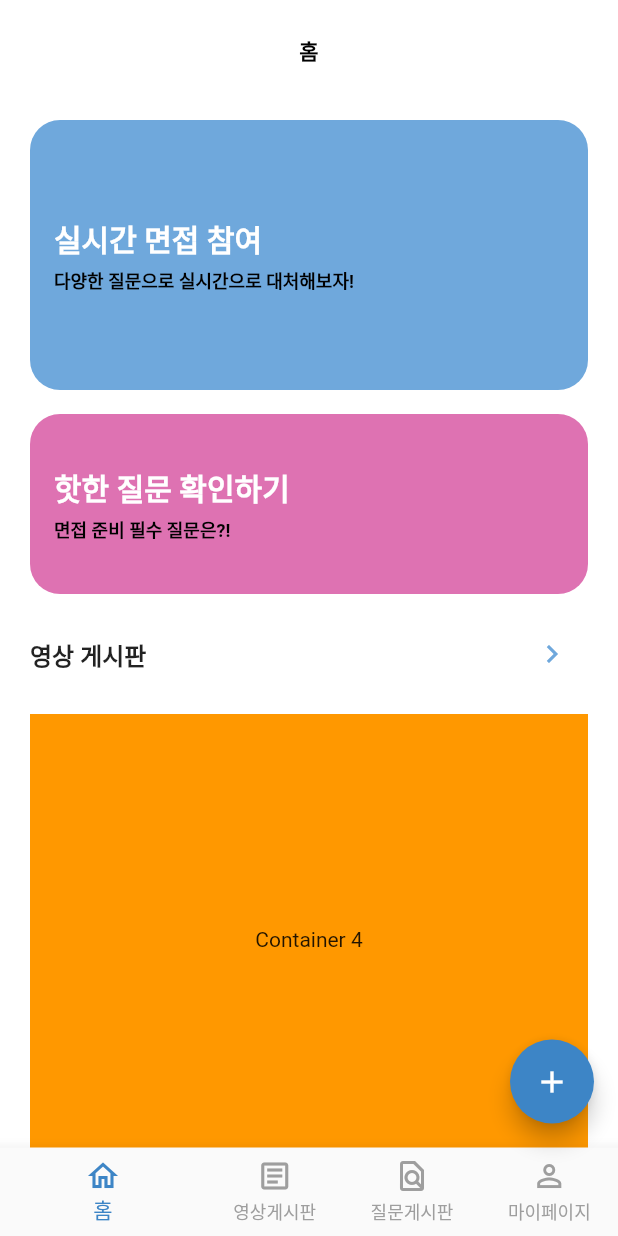
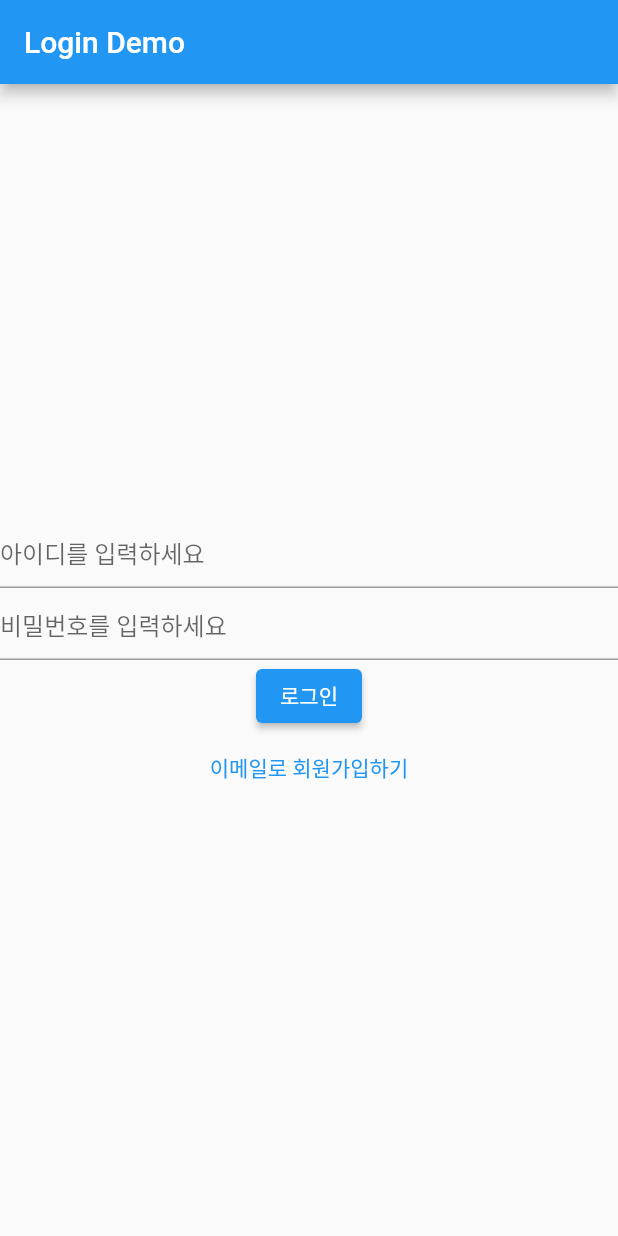
Before and after one commit to Vingterview/vingterview, a Flutter app: the screen it shows after launch, on a phone screen of 412 x 824 dp. Run offline on Flutter 3.47's test engine with Material 2 defaults, Android fonts, the phone set to English and light mode, and no system bars; our stand-ins replace image_picker, shared_preferences.

Commit message:
자동 로그인 구현

```diff
--- /dev/null
+++ b/lib/login.dart
@@ -0,0 +1,82 @@
+import 'package:flutter/material.dart';
+import '../models/users.dart';
+import '../models/tags.dart';
+import '../providers/users_api.dart';
+import 'package:image_picker/image_picker.dart';
+import '../providers/uploadmp4.dart';
+import 'dart:io';
+
+// import 'package:question_player/question_player.dart';
+class login extends StatefulWidget {
+  @override
+  _loginState createState() => _loginState();
+}
+
+class _loginState extends State<login> {
+  // Define variables for the form fields
+  String _id;
+  String _password;
+  int member_id;
+  String uri = 'https://ee-wfnlp.run.goorm.site';
+
+  // Create an instance of the API class
+  UserApi _userApi = UserApi();
+
+  // Define a form key for validation
+  final _formKey = GlobalKey<FormState>();
+
+  // Define a scaffold key for showing snackbars
+  final _scaffoldKey = GlobalKey<ScaffoldState>();
+
+  TextEditingController idController = TextEditingController();
+  TextEditingController passwordController = TextEditingController();
+
+  @override
+  Widget build(BuildContext context) {
+    return Scaffold(
+      appBar: AppBar(
+        title: Text('Login Demo'),
+      ),
+      body: Center(
+        child: Column(
+          mainAxisAlignment: MainAxisAlignment.center,
+          children: <Widget>[
+            TextField(
+              controller: idController,
+              decoration: InputDecoration(
+                hintText: '아이디를 입력하세요',
+              ),
+            ),
+            TextField(
+              controller: passwordController,
+              decoration: InputDecoration(
+                hintText: '비밀번호를 입력하세요',
+              ),
+              obscureText: true,
+            ),
+            ElevatedButton(
+              onPressed: () async {
+                try {
+                  int member_id = await _userApi.userLogin(
+                      idController.text, passwordController.text);
+                  // 로그인 성공
+                  print('로그인 성공! 회원 ID: $member_id');
+                  Navigator.pushReplacementNamed(context, '/index');
+                } catch (e) {
+                  // 로그인 실패
+                  print(e.toString());
+                }
+              },
+              child: Text('로그인'),
+            ),
+            TextButton(
+                onPressed: () {
+                  Navigator.of(context).pushNamed('/register');
+                },
+                child: Text("이메일로 회원가입하기"))
+          ],
+        ),
+      ),
+    );
+  }
+}
--- a/lib/main.dart
+++ b/lib/main.dart
@@ -1,8 +1,14 @@
+import 'package:capston/register.dart';
 import 'package:capston/screens/screen_index.dart';
 import 'package:flutter/material.dart';
 import 'tabs/tab_question.dart';
 import 'tabs/tab_video.dart';
-import 'board.dart';
+import 'video_detail.dart';
+import 'video_write.dart';
+import 'question_write.dart';
+import 'login.dart';
+import 'register.dart';
+import 'SplashScreen.dart';
 
 void main() {
   runApp(const MyApp());
@@ -17,10 +23,15 @@ class MyApp extends StatelessWidget {
     return MaterialApp(
       title: 'Vingterview',
       routes: {
+        '/': (context) => SplashScreen(),
         '/index': (context) => IndexScreen(),
-        '/board': (context) => Board(),
+        '/video_detail': (context) => video_detail(),
+        '/video_write': (context) => PostVideoPage(),
+        '/question_write': (context) => PostQuestionPage(),
+        '/login': (context) => login(),
+        '/register': (context) => registeruser(),
       },
-      initialRoute: '/index',
+      initialRoute: '/',
     );
   }
 }
--- a/lib/providers/uploadmp4.dart
+++ b/lib/providers/uploadmp4.dart
@@ -37,12 +37,12 @@ class UploadVideoApi {
     final responseBody = await response.stream.bytesToString();
 
     // check the response status code
-    if (response.statusCode == 201) {
+    if (response.statusCode == 200) {
       final responseJson = jsonDecode(responseBody);
       final videoUrl = responseJson['video_url'];
       return videoUrl;
     } else {
-      throw Exception('Failed to post video');
+      print("에러남");
     }
   }
 
--- a/lib/tabs/tab_home.dart
+++ b/lib/tabs/tab_home.dart
@@ -96,7 +96,8 @@ class HomePage extends StatelessWidget {
                     color: Color(0xFF6fa8dc),
                     onPressed: () {
                       // 수정
-                      // Navigator.pushNamed(context, '/board');
+                      Navigator.pushNamed(context, '/video_detail',
+                          arguments: 1);
                     },
                   ),
                 ],
--- a/lib/tabs/tab_profile.dart
+++ b/lib/tabs/tab_profile.dart
@@ -58,6 +58,15 @@ class MyPage extends StatelessWidget {
               icon: Icon(Icons.image),
               onPressed: uploadVideoApi.pickVideo,
             ),
+            IconButton(
+                icon: Icon(Icons.logout),
+                onPressed: () async {
+                  await userApi.logoutUser();
+                  ScaffoldMessenger.of(context).showSnackBar(
+                    SnackBar(content: Text('로그아웃합니다.')),
+                  );
+                  Navigator.of(context).pushReplacementNamed('/login');
+                }),
           ]));
         }
       },
--- a/pubspec.yaml
+++ b/pubspec.yaml
@@ -39,6 +39,7 @@ dependencies:
   http: ^0.13.2
   image_picker: ^0.8.4+4
   shared_preferences: ^2.0.6
+  video_player: ^2.1.6
 
 dev_dependencies:
   flutter_test:
```
Also changed, not shown: lib/SplashScreen.dart (added, +65 -0 lines), lib/board.dart (deleted, +0 -17 lines), lib/providers/users_api.dart (+14 -3 lines), lib/providers/videos_api.dart (+5 -3 lines), lib/question_write.dart (added, +95 -0 lines), lib/register.dart (added, +111 -0 lines), lib/tabs/tab_video.dart (+16 -4 lines), lib/video_detail.dart (added, +66 -0 lines), lib/video_write.dart (added, +117 -0 lines), pubspec.lock, 1 other file.
